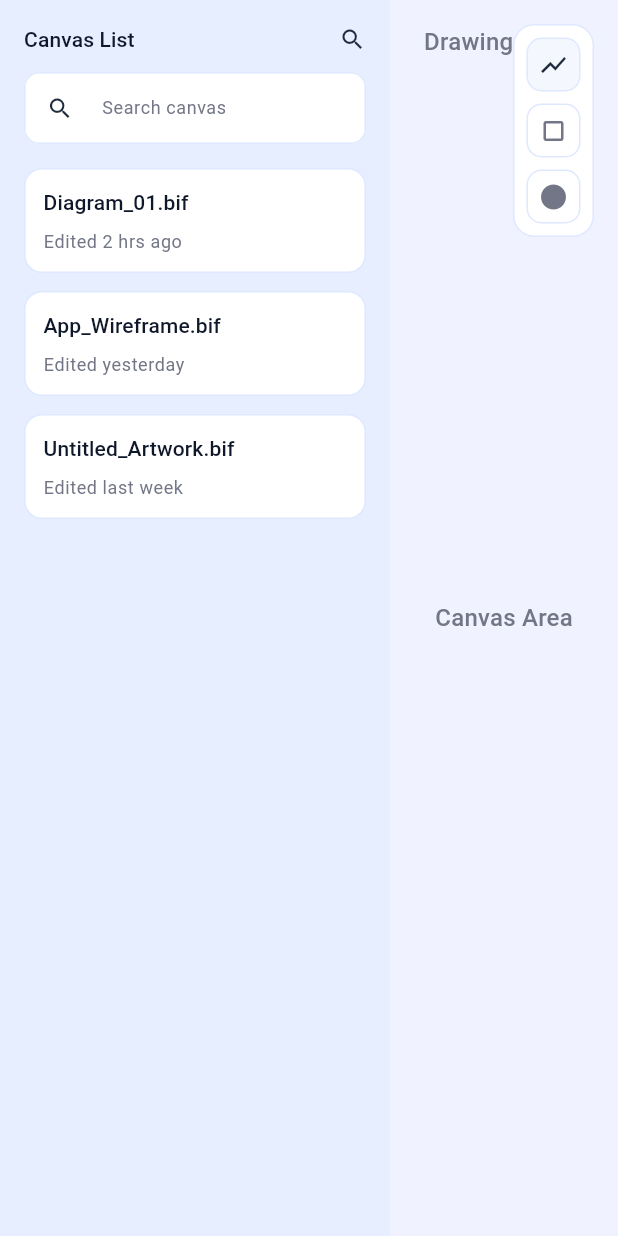
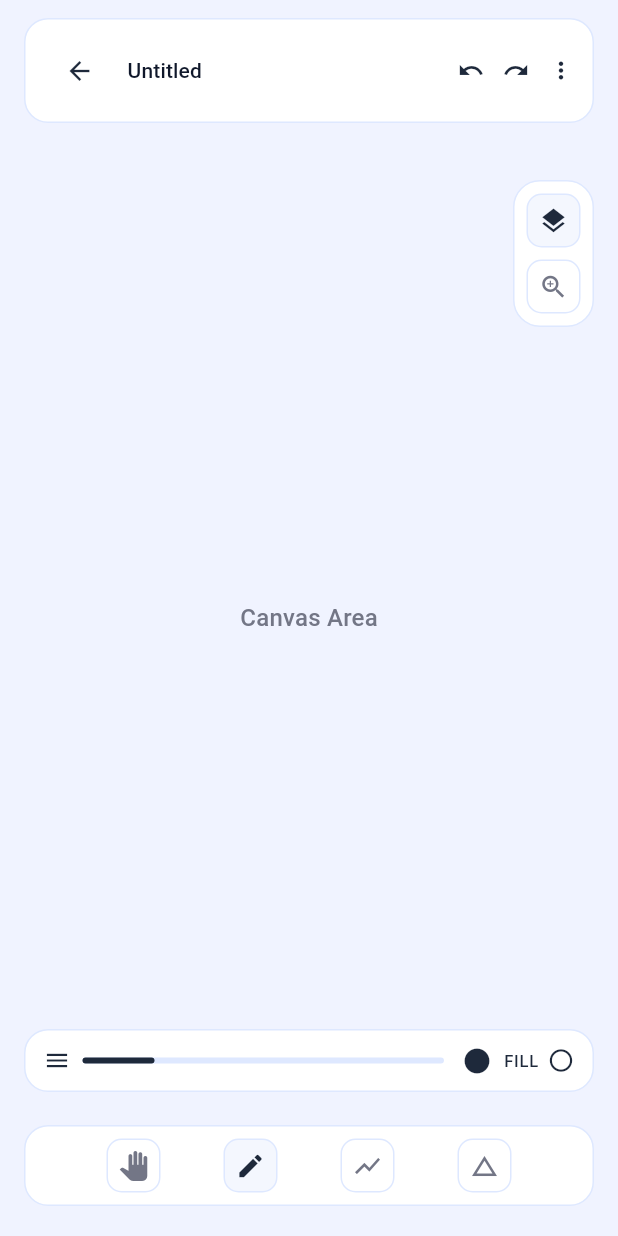
Before and after one commit to Schooleo/BIF-Simple-Paint, a Flutter app: the DrawingBoardScreen screen opened directly, on a phone screen of 412 x 824 dp. Run offline on Flutter 3.47's test engine with Material 3 defaults, Android fonts, the phone set to English and light mode, and no system bars; our stand-ins replace flutter_riverpod, riverpod_annotation; generated files the repository leaves out were written again.

Commit message:
feat: implement responsive scaffold with desktop sidebar and mobile toolbar

```diff
--- a/lib/features/canvas_list/views/screens/canvas_list_screen.dart
+++ b/lib/features/canvas_list/views/screens/canvas_list_screen.dart
@@ -1,3 +1,4 @@
+import 'package:bif_simple_paint/core/routing/app_router.dart';
 import 'package:bif_simple_paint/core/theme/app_colors.dart';
 import 'package:bif_simple_paint/core/theme/app_colors_dark.dart';
 import 'package:flutter/material.dart';
@@ -34,20 +35,35 @@ class CanvasListScreen extends StatelessWidget {
               const SizedBox(height: 16),
               Expanded(
                 child: ListView(
-                  children: const <Widget>[
+                  children: <Widget>[
                     _FileCard(
                       fileName: 'Diagram_01.bif',
                       updatedLabel: 'Edited 2 hrs ago',
+                      onTap: () {
+                        Navigator.of(
+                          context,
+                        ).pushNamed(AppRouter.drawingBoardPath);
+                      },
                     ),
-                    SizedBox(height: 12),
+                    const SizedBox(height: 12),
                     _FileCard(
                       fileName: 'App_Wireframe.bif',
                       updatedLabel: 'Edited yesterday',
+                      onTap: () {
+                        Navigator.of(
+                          context,
+                        ).pushNamed(AppRouter.drawingBoardPath);
+                      },
                     ),
-                    SizedBox(height: 12),
+                    const SizedBox(height: 12),
                     _FileCard(
                       fileName: 'Untitled_Artwork.bif',
                       updatedLabel: 'Edited last week',
+                      onTap: () {
+                        Navigator.of(
+                          context,
+                        ).pushNamed(AppRouter.drawingBoardPath);
+                      },
                     ),
                   ],
                 ),
@@ -105,10 +121,15 @@ class _CanvasSearchField extends StatelessWidget {
 }
 
 class _FileCard extends StatelessWidget {
-  const _FileCard({required this.fileName, required this.updatedLabel});
+  const _FileCard({
+    required this.fileName,
+    required this.updatedLabel,
+    required this.onTap,
+  });
 
   final String fileName;
   final String updatedLabel;
+  final VoidCallback onTap;
 
   @override
   Widget build(BuildContext context) {
@@ -122,10 +143,15 @@ class _FileCard extends StatelessWidget {
         ? AppColorsDark.textMuted
         : AppColors.textMuted;
 
-    return Container(
+    return Material(
+      color: background,
+      borderRadius: BorderRadius.circular(12),
+      child: InkWell(
+        onTap: onTap,
+        borderRadius: BorderRadius.circular(12),
+        child: Container(
           padding: const EdgeInsets.all(12),
           decoration: BoxDecoration(
-        color: background,
             border: Border.all(color: border),
             borderRadius: BorderRadius.circular(12),
           ),
@@ -147,6 +173,8 @@ class _FileCard extends StatelessWidget {
               ),
             ],
           ),
+        ),
+      ),
     );
   }
 }
--- a/lib/features/drawing_board/views/screens/drawing_board_screen.dart
+++ b/lib/features/drawing_board/views/screens/drawing_board_screen.dart
@@ -1,5 +1,7 @@
 import 'package:bif_simple_paint/core/theme/app_colors.dart';
 import 'package:bif_simple_paint/core/theme/app_colors_dark.dart';
+import 'package:bif_simple_paint/features/drawing_board/views/widgets/drawing_board_mobile_layout.dart';
+import 'package:bif_simple_paint/features/drawing_board/views/widgets/drawing_board_tool_button.dart';
 import 'package:flutter/material.dart';
 
 class DrawingBoardScreen extends StatelessWidget {
@@ -7,9 +9,17 @@ class DrawingBoardScreen extends StatelessWidget {
 
   @override
   Widget build(BuildContext context) {
+    final double screenWidth = MediaQuery.sizeOf(context).width;
+
+    if (screenWidth < _desktopBreakpoint) {
+      return const Scaffold(body: MobileLayout());
+    }
+
     return const Scaffold(body: DesktopLayout());
   }
 }
+
+const double _desktopBreakpoint = 800;
 
 class DesktopLayout extends StatelessWidget {
   const DesktopLayout({super.key});
@@ -261,37 +271,3 @@ class ToolRail extends StatelessWidget {
     );
   }
 }
-
-class ToolButton extends StatelessWidget {
-  const ToolButton({super.key, required this.icon, this.isActive = false});
-
-  final IconData icon;
-  final bool isActive;
-
-  @override
-  Widget build(BuildContext context) {
-    final bool isDark = Theme.of(context).brightness == Brightness.dark;
-    final Color border = isDark ? AppColorsDark.border : AppColors.border;
-    final Color activeBackground = isDark
-        ? AppColorsDark.selectionLight
-        : AppColors.selectionLight;
-    final Color idleBackground = isDark
-        ? AppColorsDark.surface
-        : AppColors.surface;
-    final Color iconColor = isActive
-        ? (isDark ? AppColorsDark.iconActive : AppColors.icon)
-        : (isDark ? AppColorsDark.icon : AppColors.iconInactive);
-
-    return Container(
-      width: 36,
-      height: 36,
-      decoration: BoxDecoration(
-        color: isActive ? activeBackground : idleBackground,
-        border: Border.all(color: border),
-        borderRadius: BorderRadius.circular(10),
-      ),
-      alignment: Alignment.center,
-      child: Icon(icon, size: 20, color: iconColor),
-    );
-  }
-}
--- /dev/null
+++ b/lib/features/drawing_board/views/widgets/drawing_board_mobile_layout.dart
@@ -0,0 +1,224 @@
+import 'package:bif_simple_paint/core/theme/app_colors.dart';
+import 'package:bif_simple_paint/core/theme/app_colors_dark.dart';
+import 'package:bif_simple_paint/features/drawing_board/views/widgets/drawing_board_tool_button.dart';
+import 'package:flutter/material.dart';
+
+class MobileLayout extends StatelessWidget {
+  const MobileLayout({super.key});
+
+  @override
+  Widget build(BuildContext context) {
+    final bool isDark = Theme.of(context).brightness == Brightness.dark;
+    final Color background = isDark
+        ? AppColorsDark.canvas
+        : AppColors.background;
+
+    return Container(
+      color: background,
+      child: SafeArea(
+        child: Stack(
+          children: const <Widget>[
+            Positioned.fill(child: MobileCanvasArea()),
+            Positioned(top: 12, left: 16, right: 16, child: MobileTopBar()),
+            Positioned(right: 16, top: 120, child: MobileQuickActions()),
+            Positioned(
+              left: 16,
+              right: 16,
+              bottom: 96,
+              child: MobileBottomBar(),
+            ),
+            Positioned(left: 16, right: 16, bottom: 20, child: MobileToolBar()),
+          ],
+        ),
+      ),
+    );
+  }
+}
+
+class MobileTopBar extends StatelessWidget {
+  const MobileTopBar({super.key});
+
+  @override
+  Widget build(BuildContext context) {
+    final bool isDark = Theme.of(context).brightness == Brightness.dark;
+    final Color background = isDark ? AppColorsDark.surface : AppColors.surface;
+    final Color border = isDark ? AppColorsDark.border : AppColors.border;
+    final Color textColor = isDark
+        ? AppColorsDark.textPrimary
+        : AppColors.textPrimary;
+    final Color iconColor = isDark ? AppColorsDark.icon : AppColors.icon;
+
+    return Container(
+      padding: const EdgeInsets.symmetric(horizontal: 12, vertical: 10),
+      decoration: BoxDecoration(
+        color: background,
+        borderRadius: BorderRadius.circular(16),
+        border: Border.all(color: border),
+      ),
+      child: Row(
+        children: <Widget>[
+          IconButton(
+            onPressed: () {
+              Navigator.of(context).pop();
+            },
+            icon: Icon(Icons.arrow_back, color: iconColor, size: 20),
+            padding: EdgeInsets.zero,
+            constraints: const BoxConstraints(),
+          ),
+          const SizedBox(width: 8),
+          Expanded(
+            child: Text(
+              'Untitled',
+              style: Theme.of(
+                context,
+              ).textTheme.titleSmall?.copyWith(color: textColor),
+            ),
+          ),
+          Icon(Icons.undo, color: iconColor, size: 18),
+          const SizedBox(width: 12),
+          Icon(Icons.redo, color: iconColor, size: 18),
+          const SizedBox(width: 12),
+          Icon(Icons.more_vert, color: iconColor, size: 18),
+        ],
+      ),
+    );
+  }
+}
+
+class MobileCanvasArea extends StatelessWidget {
+  const MobileCanvasArea({super.key});
+
+  @override
+  Widget build(BuildContext context) {
+    final bool isDark = Theme.of(context).brightness == Brightness.dark;
+    final Color textColor = isDark
+        ? AppColorsDark.textMuted
+        : AppColors.textMuted;
+
+    return Center(
+      child: Text(
+        'Canvas Area',
+        style: Theme.of(
+          context,
+        ).textTheme.titleMedium?.copyWith(color: textColor),
+      ),
+    );
+  }
+}
+
+class MobileQuickActions extends StatelessWidget {
+  const MobileQuickActions({super.key});
+
+  @override
+  Widget build(BuildContext context) {
+    final bool isDark = Theme.of(context).brightness == Brightness.dark;
+    final Color background = isDark ? AppColorsDark.surface : AppColors.surface;
+    final Color border = isDark ? AppColorsDark.border : AppColors.border;
+
+    return Container(
+      padding: const EdgeInsets.all(8),
+      decoration: BoxDecoration(
+        color: background,
+        borderRadius: BorderRadius.circular(18),
+        border: Border.all(color: border),
+      ),
+      child: const Column(
+        children: <Widget>[
+          ToolButton(icon: Icons.layers, isActive: true),
+          SizedBox(height: 8),
+          ToolButton(icon: Icons.zoom_in),
+        ],
+      ),
+    );
+  }
+}
+
+class MobileBottomBar extends StatelessWidget {
+  const MobileBottomBar({super.key});
+
+  @override
+  Widget build(BuildContext context) {
+    final bool isDark = Theme.of(context).brightness == Brightness.dark;
+    final Color background = isDark ? AppColorsDark.surface : AppColors.surface;
+    final Color border = isDark ? AppColorsDark.border : AppColors.border;
+    final Color iconColor = isDark ? AppColorsDark.icon : AppColors.icon;
+    final Color textColor = isDark
+        ? AppColorsDark.textSecondary
+        : AppColors.textSecondary;
+
+    return Container(
+      padding: const EdgeInsets.symmetric(horizontal: 12, vertical: 10),
+      decoration: BoxDecoration(
+        color: background,
+        borderRadius: BorderRadius.circular(16),
+        border: Border.all(color: border),
+      ),
+      child: Row(
+        children: <Widget>[
+          Icon(Icons.menu, color: iconColor, size: 18),
+          const SizedBox(width: 8),
+          Expanded(
+            child: Container(
+              height: 4,
+              decoration: BoxDecoration(
+                color: border,
+                borderRadius: BorderRadius.circular(99),
+              ),
+              child: Align(
+                alignment: Alignment.centerLeft,
+                child: Container(
+                  width: 48,
+                  height: 4,
+                  decoration: BoxDecoration(
+                    color: iconColor,
+                    borderRadius: BorderRadius.circular(99),
+                  ),
+                ),
+              ),
+            ),
+          ),
+          const SizedBox(width: 12),
+          Icon(Icons.circle, color: iconColor, size: 20),
+          const SizedBox(width: 8),
+          Text(
+            'FILL',
+            style: Theme.of(
+              context,
+            ).textTheme.labelSmall?.copyWith(color: textColor),
+          ),
+          const SizedBox(width: 6),
+          Icon(Icons.circle_outlined, color: iconColor, size: 18),
+        ],
+      ),
+    );
+  }
+}
+
+class MobileToolBar extends StatelessWidget {
+  const MobileToolBar({super.key});
+
+  @override
+  Widget build(BuildContext context) {
+    final bool isDark = Theme.of(context).brightness == Brightness.dark;
+    final Color background = isDark ? AppColorsDark.surface : AppColors.surface;
+    final Color border = isDark ? AppColorsDark.border : AppColors.border;
+
+    return Container(
+      padding: const EdgeInsets.symmetric(horizontal: 12, vertical: 8),
+      decoration: BoxDecoration(
+        color: background,
+        borderRadius: BorderRadius.circular(16),
+        border: Border.all(color: border),
+      ),
+      child: const Row(
+        mainAxisAlignment: MainAxisAlignment.spaceEvenly,
+        children: <Widget>[
+          ToolButton(icon: Icons.pan_tool),
+          ToolButton(icon: Icons.edit, isActive: true),
+          ToolButton(icon: Icons.show_chart),
+          ToolButton(icon: Icons.change_history),
+        ],
+      ),
+    );
+  }
+}
--- /dev/null
+++ b/lib/features/drawing_board/views/widgets/drawing_board_tool_button.dart
@@ -0,0 +1,37 @@
+import 'package:bif_simple_paint/core/theme/app_colors.dart';
+import 'package:bif_simple_paint/core/theme/app_colors_dark.dart';
+import 'package:flutter/material.dart';
+
+class ToolButton extends StatelessWidget {
+  const ToolButton({super.key, required this.icon, this.isActive = false});
+
+  final IconData icon;
+  final bool isActive;
+
+  @override
+  Widget build(BuildContext context) {
+    final bool isDark = Theme.of(context).brightness == Brightness.dark;
+    final Color border = isDark ? AppColorsDark.border : AppColors.border;
+    final Color activeBackground = isDark
+        ? AppColorsDark.selectionLight
+        : AppColors.selectionLight;
+    final Color idleBackground = isDark
+        ? AppColorsDark.surface
+        : AppColors.surface;
+    final Color iconColor = isActive
+        ? (isDark ? AppColorsDark.iconActive : AppColors.icon)
+        : (isDark ? AppColorsDark.icon : AppColors.iconInactive);
+
+    return Container(
+      width: 36,
+      height: 36,
+      decoration: BoxDecoration(
+        color: isActive ? activeBackground : idleBackground,
+        border: Border.all(color: border),
+        borderRadius: BorderRadius.circular(10),
+      ),
+      alignment: Alignment.center,
+      child: Icon(icon, size: 20, color: iconColor),
+    );
+  }
+}
```
Lines whose indentation alone changed are shown as unchanged.
